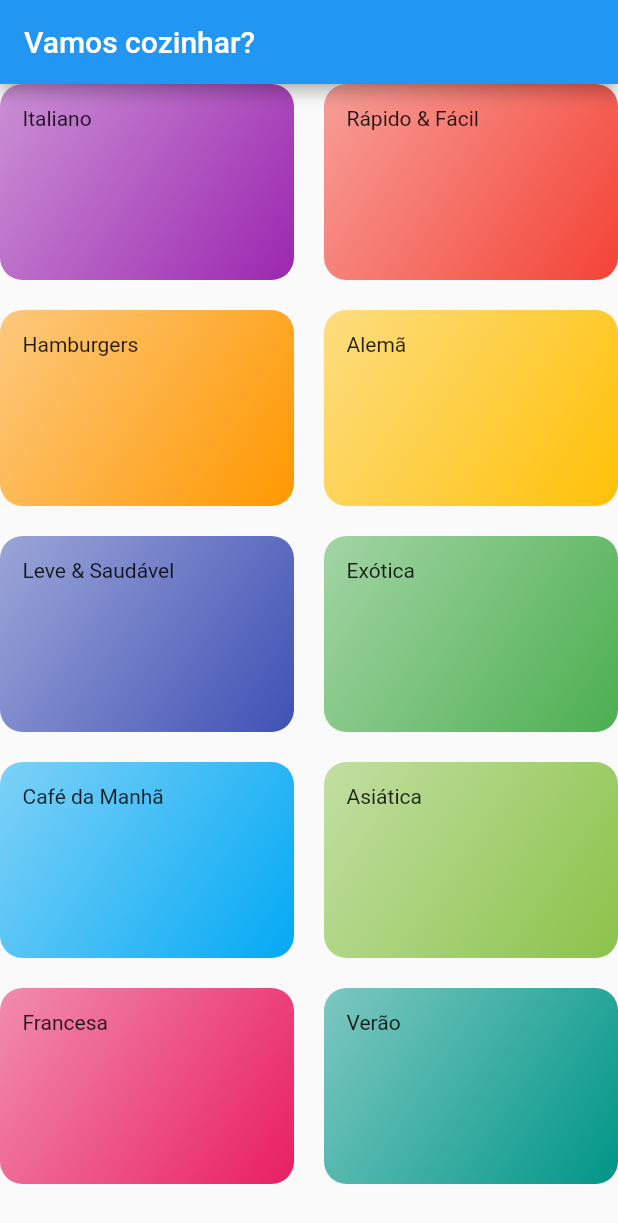
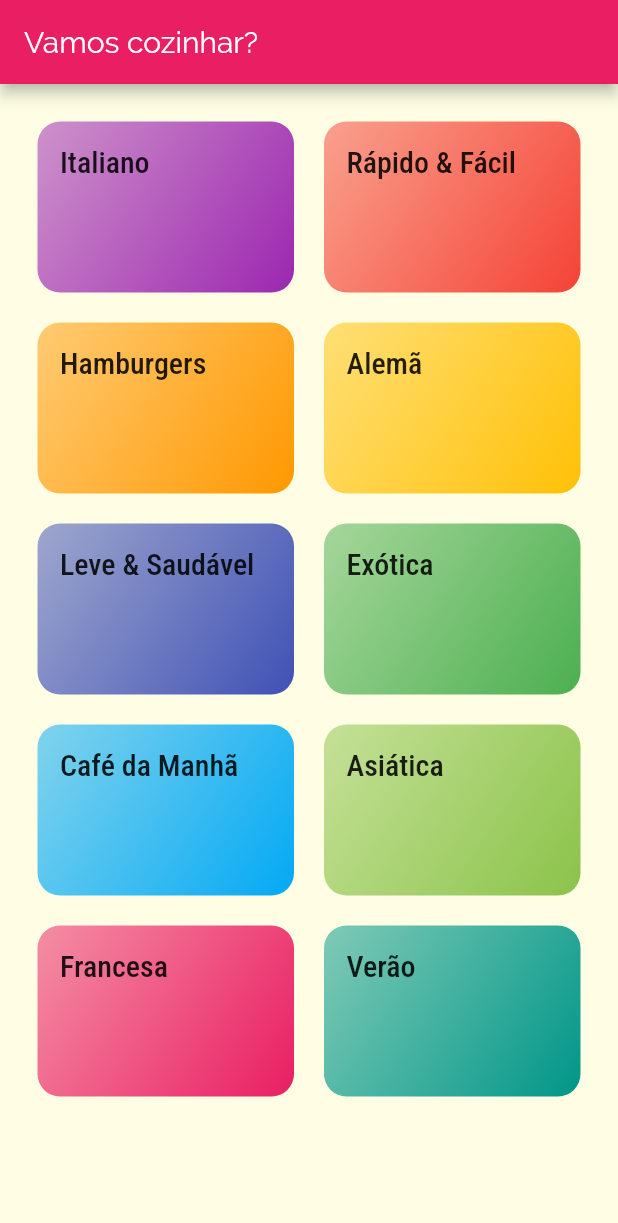
Before and after one commit to Jhonatan-Pereira/flutter_meals, a Flutter app: the screen it shows after launch, on a phone screen of 412 x 824 dp. Shown: the top 1223 px of the screen. Run offline on Flutter 3.47's test engine with Material 2 defaults, Android fonts, the phone set to English and light mode, and no system bars.

Commit message:
Theme & Styles

```diff
--- a/lib/components/category_item.dart
+++ b/lib/components/category_item.dart
@@ -9,8 +9,11 @@ class CategoryItem extends StatelessWidget {
   @override
   Widget build(BuildContext context) {
     return Container(
-      padding: EdgeInsets.all(15),
-      child: Text(category.title),
+      padding: const EdgeInsets.all(15),
+      child: Text(
+        category.title,
+        style: Theme.of(context).textTheme.headline6,
+      ),
       decoration: BoxDecoration(
         borderRadius: BorderRadius.circular(15),
         gradient: LinearGradient(
--- a/lib/main.dart
+++ b/lib/main.dart
@@ -8,9 +8,18 @@ class MyApp extends StatelessWidget {
   @override
   Widget build(BuildContext context) {
     return MaterialApp(
-      title: 'DeliMeals',
+      title: 'Vamos Cozinhar?',
       theme: ThemeData(
-        primarySwatch: Colors.blue,
+        primarySwatch: Colors.pink,
+        accentColor: Colors.amber,
+        fontFamily: 'Raleway',
+        canvasColor: Color.fromRGBO(255, 254, 229, 1),
+        textTheme: ThemeData.light().textTheme.copyWith(
+              headline6: TextStyle(
+                fontSize: 20,
+                fontFamily: 'RobotoCondensed',
+              ),
+            ),
       ),
       home: CategoriesScreen(),
     );
--- a/lib/screens/categories_screen.dart
+++ b/lib/screens/categories_screen.dart
@@ -11,6 +11,7 @@ class CategoriesScreen extends StatelessWidget {
         title: Text('Vamos cozinhar?'),
       ),
       body: GridView(
+        padding: const EdgeInsets.all(25),
         gridDelegate: SliverGridDelegateWithMaxCrossAxisExtent(
           maxCrossAxisExtent: 200,
           childAspectRatio: 3 / 2,
```
Also changed, not shown: pubspec.yaml (+17 -6 lines), assets/fonts/Raleway-Black.ttf (added), assets/fonts/Raleway-Bold.ttf (added), assets/fonts/Raleway-Regular.ttf (added), assets/fonts/RobotoCondensed-Bold.ttf (added), assets/fonts/RobotoCondensed-Italic.ttf (added), assets/fonts/RobotoCondensed-Light.ttf (added), assets/fonts/RobotoCondensed-Regular.ttf (added).
